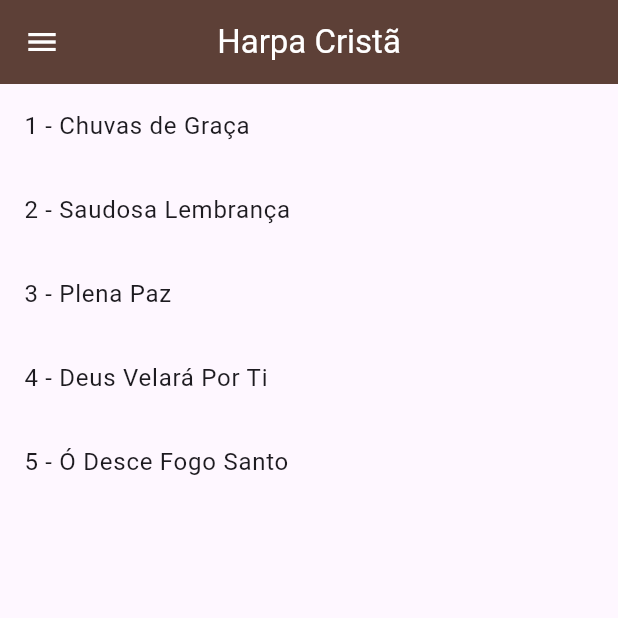
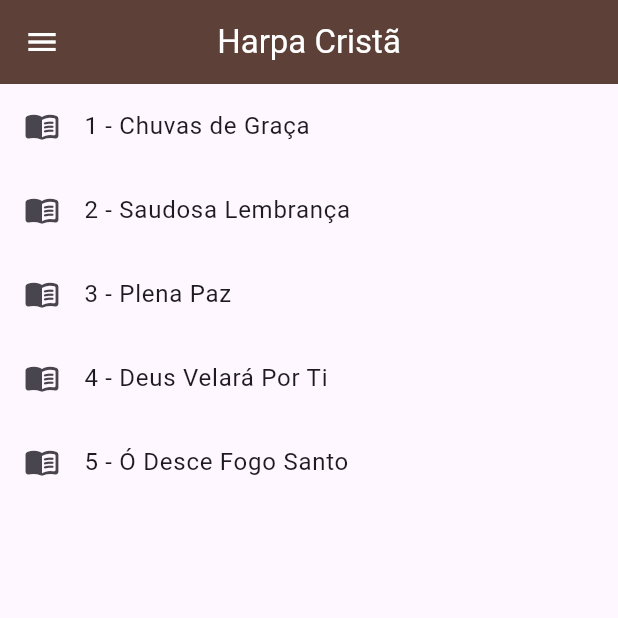
Before and after one commit to SilvaRuan16/Biblia-Harpa, a Flutter app: the screen it shows after launch, after a tap on "Harpa", on a phone screen of 412 x 824 dp, the top half of it. Run offline on Flutter 3.47's test engine with Material 3 defaults, Android fonts, the phone set to English and light mode, and no system bars.

Commit message:
Mudando estruturas e resolvendo alguns problemas

```diff
--- a/lib/main.dart
+++ b/lib/main.dart
@@ -1,7 +1,12 @@
 import 'package:flutter/material.dart';
 import 'package:appbible/src/initial/initial.dart';
+import 'package:flutter/services.dart';
 
-void main() {
+void main() async {
+  WidgetsFlutterBinding.ensureInitialized();
+  await SystemChrome.setPreferredOrientations([
+    DeviceOrientation.portraitUp,
+  ]);
   runApp(const MyApp());
 }
 
--- a/lib/src/Texts/HarpTexts.dart
+++ b/lib/src/Texts/HarpTexts.dart
@@ -43,4 +43,9 @@
 Chuvas do Consolador
 ''';
 
+String h2 = 't2';
+String h3 = 't3';
+String h4 = 't4';
+String h5 = 't5';
+
 }
--- a/lib/src/content/harpContent.dart
+++ b/lib/src/content/harpContent.dart
@@ -1,3 +1,4 @@
+
 import 'package:flutter/material.dart';
 
 import '../Texts/HarpTexts.dart';
@@ -13,16 +14,27 @@
     final listTexts texts = listTexts();
 
     final Map<String, String> harpContents = {
-      'Chuvas de Graça': texts.h1,
+      '1 - Chuvas de Graça': texts.h1,
+      '2 - Saudosa Lembrança': texts.h2,
+      '3 - Plena Paz': texts.h3,
+      '4 - Deus Velará Por Ti': texts.h4,
+      '5 - Ó Desce Fogo Santo': texts.h5
     };
 
     return Scaffold(
-      appBar: AppBar(title: Text(harp)),
+      appBar: AppBar(
+        backgroundColor: Colors.brown[700],
+        title: Text(harp, style: const TextStyle(color: Colors.white)),
+        iconTheme: const IconThemeData(color: Colors.white),
+        centerTitle: true,
+      ),
       body: Padding(
         padding: const EdgeInsets.all(16),
-        child: Text(
-          harpContents[harp] ?? 'Hino não encontrado',
-          style: const TextStyle(fontSize: 16),
+        child: SingleChildScrollView(
+          child: Text(
+            harpContents[harp] ?? 'Hino não encontrado',
+            style: const TextStyle(fontSize: 16),
+          ),
         ),
       ),
     );
--- a/lib/src/initial/initial.dart
+++ b/lib/src/initial/initial.dart
@@ -9,29 +9,17 @@
   Widget build(BuildContext context) {
     return Scaffold(
       backgroundColor: Colors.brown[700],
-      body: Column(
-        children: [
-          const SizedBox(height: 40),
-          Image.asset(
-            'assets/images/cruzbrancalogo-removebg-preview.png',
-            width: 200,
-            height: 200,
-            fit: BoxFit.cover,
-          ),
-          Center(
-            child: Column(
+      body: Center(
+        child: Column(
+          mainAxisAlignment: MainAxisAlignment.center,
+          children: [
+            const SizedBox(height: 40),
+            const Icon(Icons.menu_book_rounded, color: Colors.white, size: 100.0),
+            const Text('ADSV', style: TextStyle(fontSize: 22, color: Colors.white, fontWeight: FontWeight.bold)),
+            const SizedBox(height: 70),
+            Column(
               mainAxisAlignment: MainAxisAlignment.center,
               children: [
-                const SizedBox(
-                  child: Text(
-                    'Harpa e Biblia',
-                    style: TextStyle(
-                      fontSize: 30,
-                      color: Colors.white,
-                    ),
-                  ),
-                ),
-                const SizedBox(height: 70),
                 SizedBox(
                   width: 200,
                   height: 50,
@@ -45,16 +33,17 @@
                     onPressed: () {
                       Navigator.push(
                         context,
-                        MaterialPageRoute(
-                          builder: (context) => HarpaList(),
-                        ),
+                        MaterialPageRoute(builder: (context) => HarpaList()),
                       );
                     },
-                    label: Text('Harpa',
-                        style: TextStyle(fontSize: 18, color: Colors.grey[800])),
+                    label: Text(
+                      'Harpa',
+                      style: TextStyle(fontSize: 18, color: Colors.grey[800]),
+                    ),
                   ),
                 ),
                 const SizedBox(height: 20),
+                const SizedBox(width: 10.0),
                 SizedBox(
                   width: 200,
                   height: 50,
@@ -68,19 +57,19 @@
                     onPressed: () {
                       Navigator.push(
                         context,
-                        MaterialPageRoute(
-                          builder: (context) => const BiibleList(),
-                        ),
+                        MaterialPageRoute(builder: (context) => const BiibleList()),
                       );
                     },
-                    label: Text('Biblia',
-                        style: TextStyle(fontSize: 18, color: Colors.grey[800])),
+                    label: Text(
+                      'Biblia',
+                      style: TextStyle(fontSize: 18, color: Colors.grey[800]),
+                    ),
                   ),
                 ),
               ],
             ),
-          ),
-        ],
+          ],
+        ),
       ),
     );
   }
--- a/lib/src/sizelist/harpalist.dart
+++ b/lib/src/sizelist/harpalist.dart
@@ -37,41 +37,25 @@
       ),
       drawer: Drawer(
         child: Column(
-          children: [
-            Expanded(
-              child: ListView(
+          mainAxisAlignment: MainAxisAlignment.spaceBetween,
+          crossAxisAlignment: CrossAxisAlignment.center,
           children: [
             DrawerHeader(
               decoration: BoxDecoration(
                 color: Colors.brown[700],
               ),
-                    child: const Text(
-                      'Menu',
-                      style: TextStyle(
-                        color: Colors.white,
-                        fontSize: 24,
+              child: Container(
+                width: double.infinity,
+                margin: const EdgeInsets.all(20),
+                decoration: const BoxDecoration(
+                  shape: BoxShape.circle
                 ),
+                child: Image.asset(
+                  'assets/images/logoFotoImage.png',
+                  width: 150,
+                  height: 150,
+                  fit: BoxFit.contain,
                 ),
-                  ),
-                  ListTile(
-                    title: const Text('Item 1'),
-                    onTap: () {
-                      // Ação para o Item 1
-                    },
-                  ),
-                  ListTile(
-                    title: const Text('Item 2'),
-                    onTap: () {
-                      // Ação para o Item 2
-                    },
-                  ),
-                  ListTile(
-                    title: const Text('Item 3'),
-                    onTap: () {
-                      // Ação para o Item 3
-                    },
-                  ),
-                ],
               ),
             ),
             SizedBox(
@@ -98,6 +82,7 @@
         itemCount: harps.length,
         itemBuilder: (context, index) {
           return ListTile(
+            leading: const Icon(Icons.menu_book_rounded),
             title: Text(harps[index]),
             onTap: () {
               Navigator.push(
```
Also changed, not shown: assets/images/logoFotoImage.png (added). Lines whose indentation alone changed are shown as unchanged.
